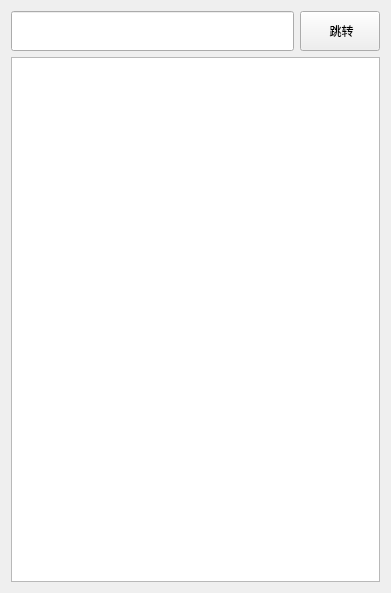
Qt form FileSystem/ui/FileSystem.ui (3548848289/SmartDesk) before a commit.
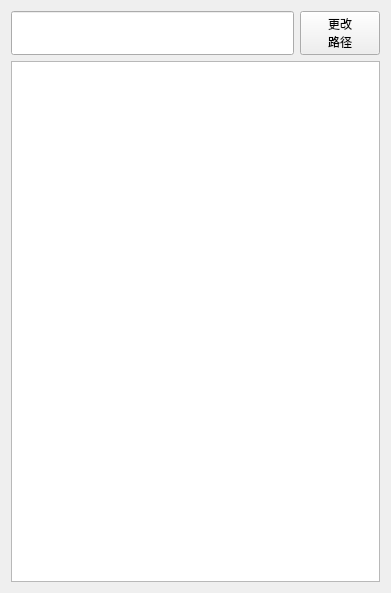
The same form after that commit. Icons and pictures are not drawn.

What changed in the file:
```diff
--- a/FileSystem/ui/FileSystem.ui
+++ b/FileSystem/ui/FileSystem.ui
@@ -63,7 +63,8 @@
 */</string>
          </property>
          <property name="text">
-          <string> 跳转</string>
+          <string>更改
+路径</string>
          </property>
          <property name="icon">
           <iconset theme="QIcon::ThemeIcon::GoUp"/>
```
